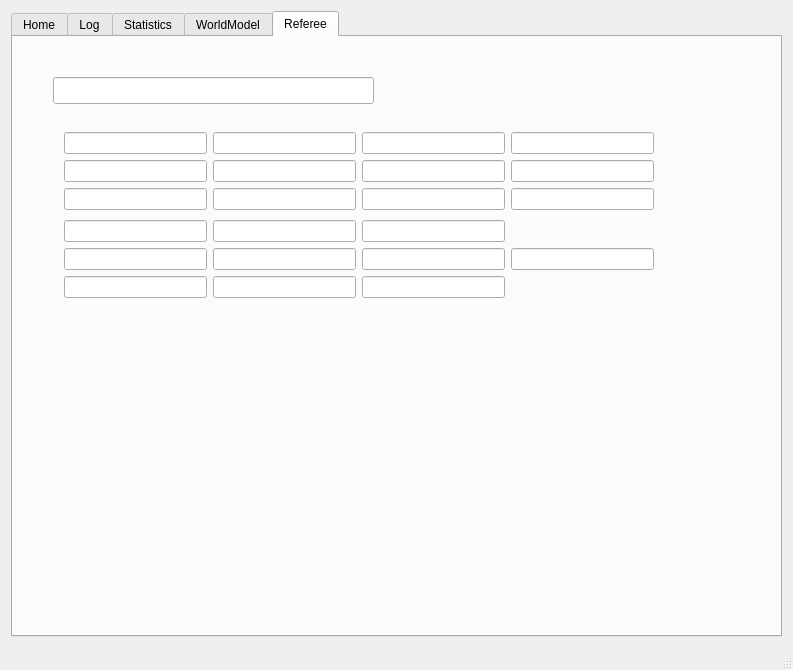
Above: src/ui/mainwindow.ui from KN2C/KN2C-SSL before the change. Below: the same form after it.
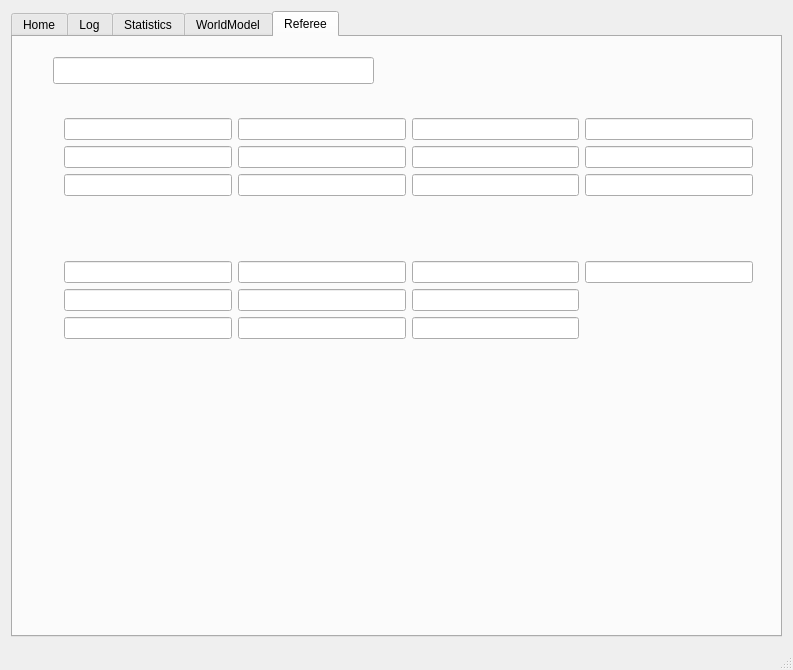
That is the form after the change. The open tabs and pages were chosen to show the change. Icons and pictures are not drawn.

What changed in the file:
```diff
--- a/src/ui/mainwindow.ui
+++ b/src/ui/mainwindow.ui
@@ -566,76 +566,137 @@
         <property name="geometry">
          <rect>
           <x>40</x>
-          <y>40</y>
+          <y>20</y>
           <width>321</width>
           <height>27</height>
          </rect>
         </property>
        </widget>
-       <widget class="QWidget" name="layoutWidget">
+       <widget class="QWidget" name="">
         <property name="geometry">
          <rect>
           <x>40</x>
-          <y>80</y>
-          <width>612</width>
-          <height>198</height>
+          <y>70</y>
+          <width>711</width>
+          <height>301</height>
          </rect>
         </property>
-        <layout class="QGridLayout" name="gridLayout_3">
-         <item row="0" column="0">
+        <layout class="QVBoxLayout" name="verticalLayout_11">
+         <item>
+          <layout class="QHBoxLayout" name="horizontalLayout_13">
+           <item>
           <layout class="QVBoxLayout" name="verticalLayout">
            <item>
             <widget class="QLineEdit" name="txtcmgs_1"/>
            </item>
-           <item>
-            <widget class="QLineEdit" name="txtcmgs_3"/>
-           </item>
            <item>
             <widget class="QLineEdit" name="txtcmgs_2"/>
            </item>
-          </layout>
-         </item>
-         <item row="0" column="1">
+             <item>
+              <widget class="QLineEdit" name="txtcmgs_3"/>
+             </item>
+             <item>
+              <spacer name="verticalSpacer">
+               <property name="orientation">
+                <enum>Qt::Vertical</enum>
+               </property>
+               <property name="sizeHint" stdset="0">
+                <size>
+                 <width>20</width>
+                 <height>40</height>
+                </size>
+               </property>
+              </spacer>
+             </item>
+            </layout>
+           </item>
+           <item>
           <layout class="QVBoxLayout" name="verticalLayout_2">
            <item>
             <widget class="QLineEdit" name="txtcmgs_4"/>
            </item>
-           <item>
-            <widget class="QLineEdit" name="txtcmgs_6"/>
-           </item>
            <item>
             <widget class="QLineEdit" name="txtcmgs_5"/>
            </item>
-          </layout>
-         </item>
-         <item row="0" column="2">
+             <item>
+              <widget class="QLineEdit" name="txtcmgs_6"/>
+             </item>
+             <item>
+              <spacer name="verticalSpacer_2">
+               <property name="orientation">
+                <enum>Qt::Vertical</enum>
+               </property>
+               <property name="sizeHint" stdset="0">
+                <size>
+                 <width>20</width>
+                 <height>40</height>
+                </size>
+               </property>
+              </spacer>
+             </item>
+            </layout>
+           </item>
+           <item>
           <layout class="QVBoxLayout" name="verticalLayout_3">
-           <item>
-            <widget class="QLineEdit" name="txtcmgs_8"/>
-           </item>
            <item>
             <widget class="QLineEdit" name="txtcmgs_7"/>
            </item>
+             <item>
+              <widget class="QLineEdit" name="txtcmgs_8"/>
+             </item>
            <item>
             <widget class="QLineEdit" name="txtcmgs_9"/>
            </item>
-          </layout>
-         </item>
-         <item row="0" column="3">
+             <item>
+              <spacer name="verticalSpacer_3">
+               <property name="orientation">
+                <enum>Qt::Vertical</enum>
+               </property>
+               <property name="sizeHint" stdset="0">
+                <size>
+                 <width>20</width>
+                 <height>40</height>
+                </size>
+               </property>
+              </spacer>
+             </item>
+            </layout>
+           </item>
+           <item>
           <layout class="QVBoxLayout" name="verticalLayout_4">
-           <item>
-            <widget class="QLineEdit" name="txtcmgs_12"/>
-           </item>
            <item>
             <widget class="QLineEdit" name="txtcmgs_10"/>
            </item>
            <item>
             <widget class="QLineEdit" name="txtcmgs_11"/>
            </item>
-          </layout>
-         </item>
-         <item row="1" column="0">
+             <item>
+              <widget class="QLineEdit" name="txtcmgs_12"/>
+             </item>
+             <item>
+              <spacer name="verticalSpacer_4">
+               <property name="orientation">
+                <enum>Qt::Vertical</enum>
+               </property>
+               <property name="sizeHint" stdset="0">
+                <size>
+                 <width>20</width>
+                 <height>40</height>
+                </size>
+               </property>
+              </spacer>
+             </item>
+            </layout>
+           </item>
+          </layout>
+         </item>
+         <item>
+          <layout class="QHBoxLayout" name="horizontalLayout_14">
+           <item>
           <layout class="QVBoxLayout" name="verticalLayout_5">
+             <item>
+              <widget class="QLineEdit" name="txtcmgs_13"/>
+             </item>
            <item>
             <widget class="QLineEdit" name="txtcmgs_14"/>
            </item>
@@ -643,38 +704,93 @@
             <widget class="QLineEdit" name="txtcmgs_15"/>
            </item>
            <item>
-            <widget class="QLineEdit" name="txtcmgs_13"/>
+              <spacer name="verticalSpacer_5">
+               <property name="orientation">
+                <enum>Qt::Vertical</enum>
+               </property>
+               <property name="sizeHint" stdset="0">
+                <size>
+                 <width>20</width>
+                 <height>40</height>
+                </size>
+               </property>
+              </spacer>
            </item>
           </layout>
          </item>
-         <item row="1" column="1">
+           <item>
           <layout class="QVBoxLayout" name="verticalLayout_6">
            <item>
             <widget class="QLineEdit" name="txtcmgs_16"/>
            </item>
-           <item>
-            <widget class="QLineEdit" name="txtcmgs_18"/>
-           </item>
            <item>
             <widget class="QLineEdit" name="txtcmgs_17"/>
            </item>
-          </layout>
-         </item>
-         <item row="1" column="2">
+             <item>
+              <widget class="QLineEdit" name="txtcmgs_18"/>
+             </item>
+             <item>
+              <spacer name="verticalSpacer_6">
+               <property name="orientation">
+                <enum>Qt::Vertical</enum>
+               </property>
+               <property name="sizeHint" stdset="0">
+                <size>
+                 <width>20</width>
+                 <height>40</height>
+                </size>
+               </property>
+              </spacer>
+             </item>
+            </layout>
+           </item>
+           <item>
           <layout class="QVBoxLayout" name="verticalLayout_7">
-           <item>
-            <widget class="QLineEdit" name="txtcmgs_20"/>
-           </item>
            <item>
             <widget class="QLineEdit" name="txtcmgs_19"/>
            </item>
+             <item>
+              <widget class="QLineEdit" name="txtcmgs_20"/>
+             </item>
            <item>
             <widget class="QLineEdit" name="txtcmgs_21"/>
            </item>
-          </layout>
-         </item>
-         <item row="1" column="3">
+             <item>
+              <spacer name="verticalSpacer_7">
+               <property name="orientation">
+                <enum>Qt::Vertical</enum>
+               </property>
+               <property name="sizeHint" stdset="0">
+                <size>
+                 <width>20</width>
+                 <height>40</height>
+                </size>
+               </property>
+              </spacer>
+             </item>
+            </layout>
+           </item>
+           <item>
+            <layout class="QVBoxLayout" name="verticalLayout_10">
+             <item>
           <widget class="QLineEdit" name="txtcmgs_22"/>
+             </item>
+             <item>
+              <spacer name="verticalSpacer_8">
+               <property name="orientation">
+                <enum>Qt::Vertical</enum>
+               </property>
+               <property name="sizeHint" stdset="0">
+                <size>
+                 <width>20</width>
+                 <height>40</height>
+                </size>
+               </property>
+              </spacer>
+             </item>
+            </layout>
+           </item>
+          </layout>
          </item>
         </layout>
        </widget>
```
Left out of the diff: 8 changed lines with no effect on the pictures. Lines whose indentation alone changed are shown as unchanged.
